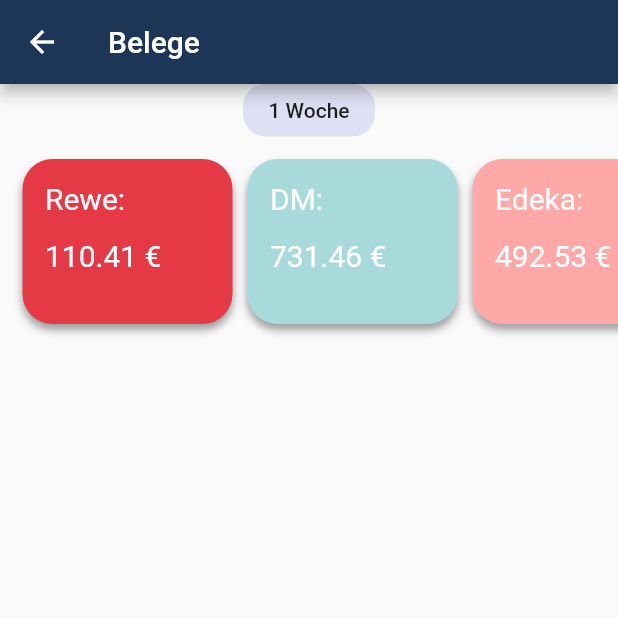
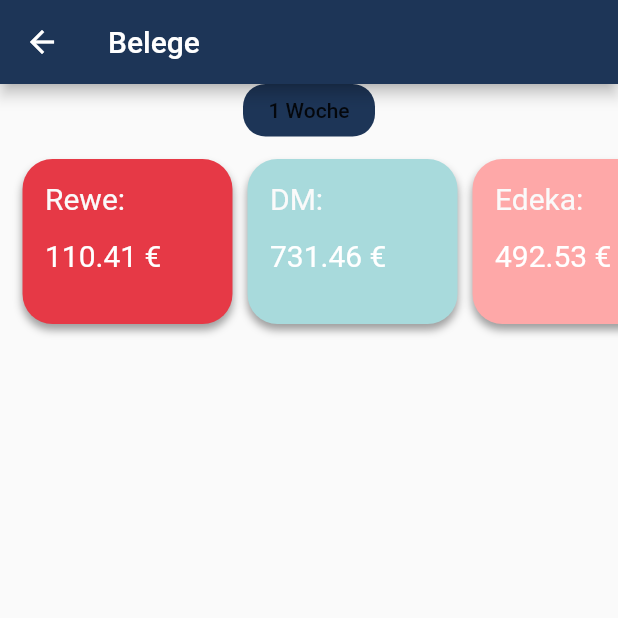
Before and after one commit to jangrunicke/Billsolution, a Flutter app: the BillsHome screen opened directly, on a phone screen of 412 x 824 dp, the top half of it. Run offline on Flutter 3.47's test engine with Material 2 defaults, Android fonts, the phone set to English and light mode, and no system bars.

Commit message:
FilterButton zu stfl gemacht

```diff
--- a/lib/pages/bills/zeitraum_filter_button.dart
+++ b/lib/pages/bills/zeitraum_filter_button.dart
@@ -1,7 +1,17 @@
 import 'package:flutter/material.dart';
 
-class ZeitraumFilterButton extends StatelessWidget {
+class ZeitraumFilterButton extends StatefulWidget {
+  @override
+  _ZeitraumFilterButtonState createState() => _ZeitraumFilterButtonState();
+}
+
+class _ZeitraumFilterButtonState extends State<ZeitraumFilterButton> {
   void buttonFn() => {};
+  bool _selected = true;
+  final colors = [
+    Color.fromRGBO(224, 224, 244, 1.0),
+    Color.fromRGBO(29, 53, 87, 1.0)
+  ];
 
   @override
   Widget build(BuildContext context) {
@@ -11,7 +21,7 @@ class ZeitraumFilterButton extends StatelessWidget {
         onPressed: () => {},
       ),
       decoration: BoxDecoration(
-          color: Color.fromRGBO(224, 224, 244, 1.0),
+          color: _selected ? colors[1] : colors[2],
           borderRadius: BorderRadius.circular(15)),
       constraints: BoxConstraints(maxHeight: 35, maxWidth: 110),
     );
```
